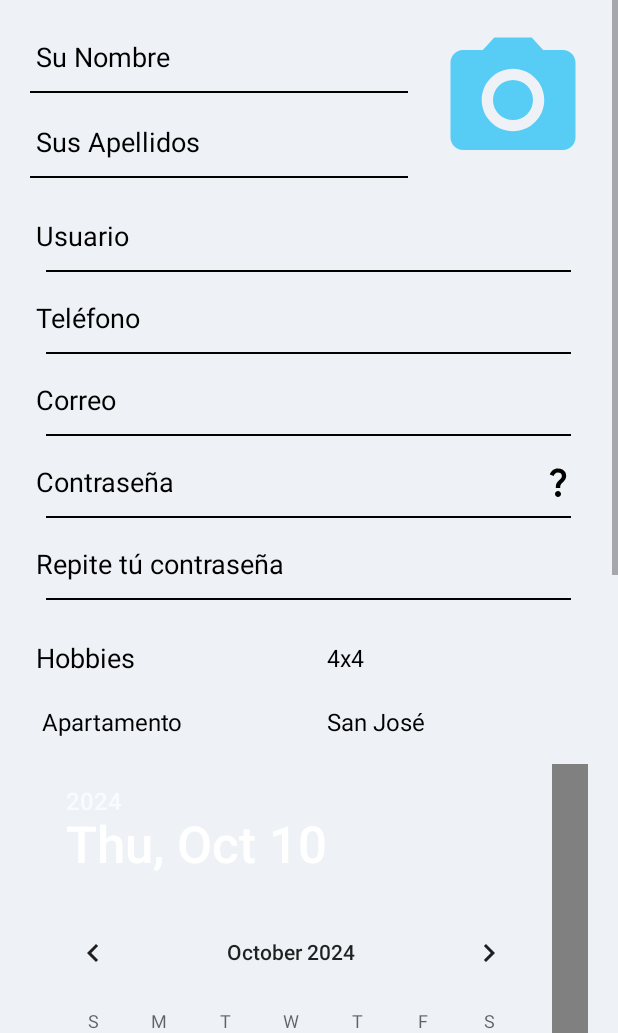
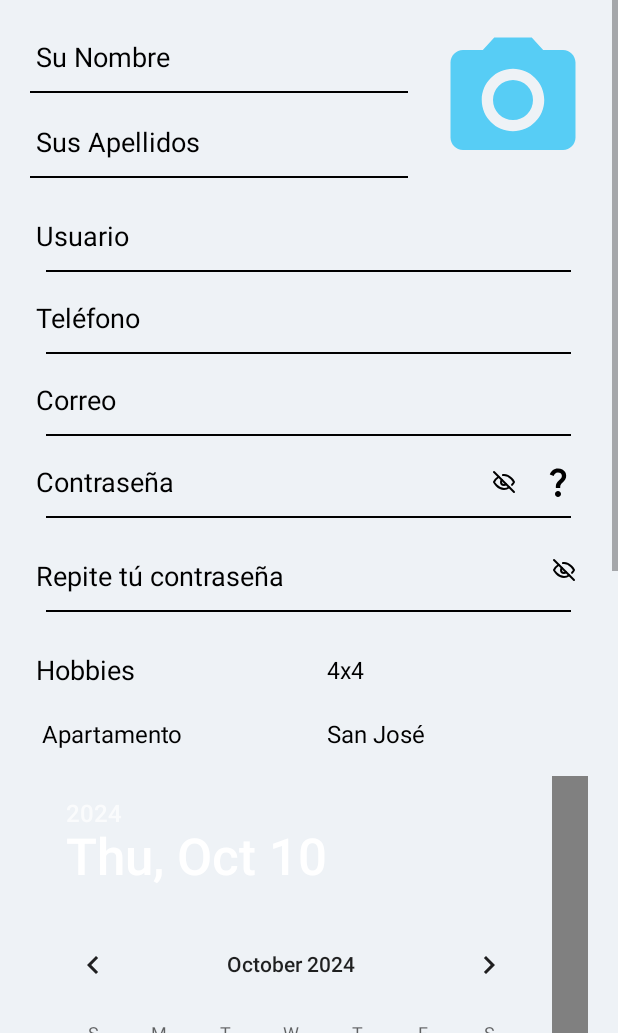
Before and after one commit to SebKoreano/IntelliHome, an Android app: the RegisterActivity screen opened directly, with no data from a screen before it, on a phone screen of 412 x 824 dp, the part 203-1236 px from its top. Run offline under Robolectric (Android 15) with nearby library versions, the phone set to English and light mode, and no system bars.

Commit message:
[ADD] Eye buttons for passwords
Se agregaron los botones para activar o desactivar la vista de las contraseñas, se implemento tanto en el LogIn como en el registro

```diff
--- a/app/src/main/java/com/example/intellihome/RegisterActivity.java
+++ b/app/src/main/java/com/example/intellihome/RegisterActivity.java
@@ -11,6 +11,7 @@ import android.graphics.drawable.BitmapDrawable;
 import android.graphics.drawable.Drawable;
 import android.os.Bundle;
 import android.provider.MediaStore;
+import android.text.InputType;
 import android.view.View;
 import android.webkit.WebView;
 import android.webkit.WebViewClient;
@@ -62,8 +63,9 @@ public class RegisterActivity extends AppCompatActivity {
     private static final int REQUEST_IMAGE_CAPTURE = 1;
     private static final int PICK_IMAGE = 2;
     private static final int REQUEST_CAMERA_PERMISSION = 3;
-    private ImageView profileImage, iconHelpPassword;
+    private ImageView profileImage, iconHelpPassword, btnTogglePassword, btnTogglePassword2;
     private Button btnCreateAccount, btnProfilePhoto;
+    private boolean isPasswordVisible = false, isPasswordVisible2 = false;
 
     @Override
     protected void onCreate(Bundle savedInstanceState) {
@@ -96,6 +98,8 @@ public class RegisterActivity extends AppCompatActivity {
         inputCardHolder = findViewById(R.id.inputCardHolder);
         expDatePicker = findViewById(R.id.expDatePicker);
         iconHelpPassword = findViewById(R.id.iconHelpPassword);
+        btnTogglePassword = findViewById(R.id.btnTogglePassword);
+        btnTogglePassword2 = findViewById(R.id.btnTogglePassword2);
 
         GlobalColor globalVariables = (GlobalColor) getApplicationContext();
         int currentColor = globalVariables.getCurrentColor();
@@ -174,6 +178,35 @@ public class RegisterActivity extends AppCompatActivity {
             } else {
                 mostrarMensaje(getString(R.string.debeacepterRegisterActivity));
             }
+        });
+
+        //Manejo de botones para ver la contraseña
+        btnTogglePassword.setOnClickListener(v -> {
+            if (isPasswordVisible) {
+                // Si la contraseña es visible, ocultarla
+                inputPassword.setInputType(InputType.TYPE_CLASS_TEXT | InputType.TYPE_TEXT_VARIATION_PASSWORD);
+                btnTogglePassword.setImageResource(R.drawable.ic_eye_closed);  // Cambiar el ícono al ojo cerrado
+            } else {
+                // Si la contraseña está oculta, mostrarla
+                inputPassword.setInputType(InputType.TYPE_TEXT_VARIATION_VISIBLE_PASSWORD);
+                btnTogglePassword.setImageResource(R.drawable.ic_eye_open);  // Cambiar el ícono al ojo abierto
+            }
+            isPasswordVisible = !isPasswordVisible; // Alternar el estado
+            inputPassword.setSelection(inputPassword.length()); // Mantener el cursor al final del texto
+        });
+
+        btnTogglePassword2.setOnClickListener(v -> {
+            if (isPasswordVisible) {
+                // Si la contraseña es visible, ocultarla
+                inputRepeatPassword.setInputType(InputType.TYPE_CLASS_TEXT | InputType.TYPE_TEXT_VARIATION_PASSWORD);
+                btnTogglePassword2.setImageResource(R.drawable.ic_eye_closed);  // Cambiar el ícono al ojo cerrado
+            } else {
+                // Si la contraseña está oculta, mostrarla
+                inputRepeatPassword.setInputType(InputType.TYPE_TEXT_VARIATION_VISIBLE_PASSWORD);
+                btnTogglePassword2.setImageResource(R.drawable.ic_eye_open);  // Cambiar el ícono al ojo abierto
+            }
+            isPasswordVisible = !isPasswordVisible; // Alternar el estado
+            inputRepeatPassword.setSelection(inputRepeatPassword.length()); // Mantener el cursor al final del texto
         });
     }
 
--- /dev/null
+++ b/app/src/main/res/drawable/ic_eye_closed.xml
@@ -0,0 +1,27 @@
+<vector xmlns:android="http://schemas.android.com/apk/res/android"
+    android:width="800dp"
+    android:height="800dp"
+    android:viewportWidth="24"
+    android:viewportHeight="24">
+  <path
+      android:pathData="M2,2L22,22"
+      android:strokeLineJoin="round"
+      android:strokeWidth="2"
+      android:fillColor="#00000000"
+      android:strokeColor="#000000"
+      android:strokeLineCap="round"/>
+  <path
+      android:pathData="M6.713,6.723C3.665,8.795 2,12 2,12C2,12 5.636,19 12,19C14.05,19 15.817,18.273 17.271,17.288M11,5.058C11.325,5.02 11.659,5 12,5C18.364,5 22,12 22,12C22,12 21.308,13.332 20,14.833"
+      android:strokeLineJoin="round"
+      android:strokeWidth="2"
+      android:fillColor="#00000000"
+      android:strokeColor="#000000"
+      android:strokeLineCap="round"/>
+  <path
+      android:pathData="M14,14.236C13.469,14.711 12.768,15 12,15C10.343,15 9,13.657 9,12C9,11.176 9.332,10.43 9.869,9.888"
+      android:strokeLineJoin="round"
+      android:strokeWidth="2"
+      android:fillColor="#00000000"
+      android:strokeColor="#000000"
+      android:strokeLineCap="round"/>
+</vector>
--- /dev/null
+++ b/app/src/main/res/drawable/ic_eye_open.xml
@@ -0,0 +1,27 @@
+<vector xmlns:android="http://schemas.android.com/apk/res/android"
+    android:width="800dp"
+    android:height="800dp"
+    android:viewportWidth="24"
+    android:viewportHeight="24">
+  <path
+      android:pathData="M1,12C1,12 5,4 12,4C19,4 23,12 23,12"
+      android:strokeLineJoin="round"
+      android:strokeWidth="2"
+      android:fillColor="#00000000"
+      android:strokeColor="#000000"
+      android:strokeLineCap="round"/>
+  <path
+      android:pathData="M1,12C1,12 5,20 12,20C19,20 23,12 23,12"
+      android:strokeLineJoin="round"
+      android:strokeWidth="2"
+      android:fillColor="#00000000"
+      android:strokeColor="#000000"
+      android:strokeLineCap="round"/>
+  <path
+      android:pathData="M12,12m-3,0a3,3 0,1 1,6 0a3,3 0,1 1,-6 0"
+      android:strokeLineJoin="round"
+      android:strokeWidth="2"
+      android:fillColor="#00000000"
+      android:strokeColor="#000000"
+      android:strokeLineCap="round"/>
+</vector>
--- a/app/src/main/res/layout/activity_register.xml
+++ b/app/src/main/res/layout/activity_register.xml
@@ -111,7 +111,6 @@
         <LinearLayout
             android:layout_width="match_parent"
             android:layout_height="wrap_content"
-
             android:orientation="horizontal"
             android:layout_marginTop="8dp">
 
@@ -125,6 +124,13 @@
                 android:inputType="textPassword"
                 android:layout_marginEnd="8dp" />
 
+            <ImageView
+                android:id="@+id/btnTogglePassword"
+                android:layout_width="32dp"
+                android:layout_height="32dp"
+                android:layout_gravity="center_vertical"
+                android:padding="8dp"
+                android:src="@drawable/ic_eye_closed" />
 
             <!-- Ícono de ayuda -->
             <ImageView
@@ -142,14 +148,29 @@
             android:layout_height="1.5dp"
             android:background="#000000" />
 
-
-        <EditText
-            android:id="@+id/inputRepeatPassword"
+        <LinearLayout
             android:layout_width="match_parent"
             android:layout_height="wrap_content"
-            android:hint="@string/recontrasenaRegister"
-            android:inputType="textPassword"
-            android:layout_marginTop="8dp" />
+            android:orientation="horizontal"
+            android:layout_marginTop="8dp">
+
+            <EditText
+                android:id="@+id/inputRepeatPassword"
+                android:layout_width="0dp"
+                android:layout_weight="1"
+                android:layout_height="wrap_content"
+                android:hint="@string/recontrasenaRegister"
+                android:inputType="textPassword"
+                android:layout_marginTop="8dp" />
+
+            <ImageView
+                android:id="@+id/btnTogglePassword2"
+                android:layout_width="32dp"
+                android:layout_height="32dp"
+                android:layout_gravity="center_vertical"
+                android:padding="8dp"
+                android:src="@drawable/ic_eye_closed" /> <!-- Ojo cerrado por defecto -->
+        </LinearLayout>
 
         <View
             android:layout_width="350dp"
```
Also changed, not shown: app/src/main/java/com/example/intellihome/MainActivity.java (+19 -1 lines), app/src/main/res/layout/activity_login.xml (+31 -31 lines).
